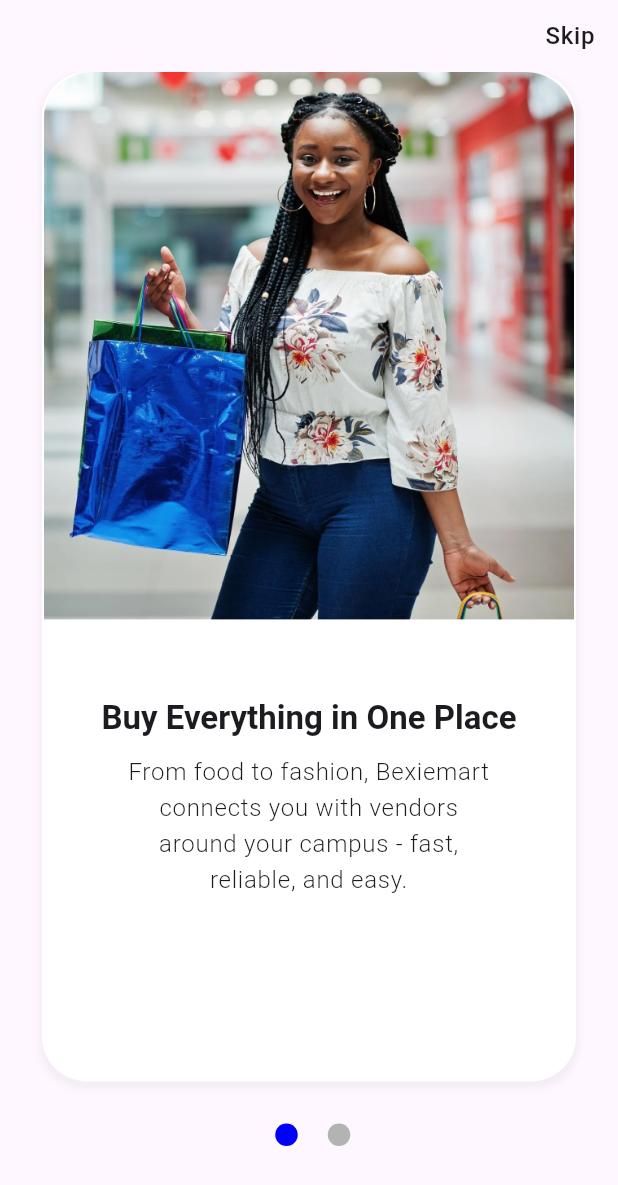
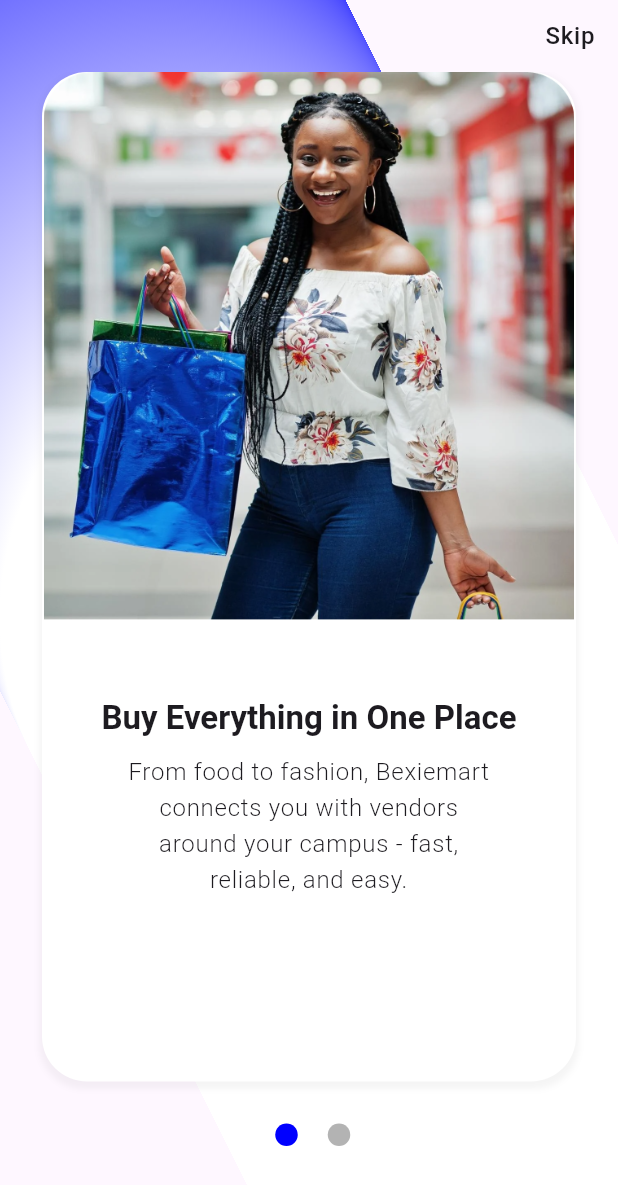
Before and after one commit to techpepson/BexieMart, a Flutter app: the OnboardingScreens screen opened by its route, on a phone screen of 412 x 824 dp. Shown: the top 1185 px of the screen. Run offline on Flutter 3.47's test engine with Material 3 defaults, Android fonts, the phone set to English and light mode, and no system bars; our stand-ins replace flutter_riverpod, go_router.

Commit message:
feat(auth and onboarding): complete the auth and onboarding screens.

```diff
--- a/lib/screens/onboarding_screens.dart
+++ b/lib/screens/onboarding_screens.dart
@@ -25,6 +25,19 @@
               constraints: BoxConstraints(
                 maxWidth: MediaQuery.of(context).size.width,
                 maxHeight: MediaQuery.of(context).size.height,
+              ),
+              child: Container(
+                decoration: BoxDecoration(
+                  gradient: RadialGradient(
+                    focal: Alignment.topLeft,
+                    tileMode: TileMode.clamp,
+                    focalRadius: 0.5,
+                    radius: 0.5,
+                    colors: [
+                      AppConstants.primaryColor,
+                      AppConstants.backgroundColor,
+                    ],
+                  ),
                 ),
                 child: SizedBox(
                   height: MediaQuery.of(context).size.height,
@@ -112,6 +125,7 @@
                     ],
                   ),
                 ),
+              ),
             );
           },
         ),
```
Lines whose indentation alone changed are shown as unchanged.
